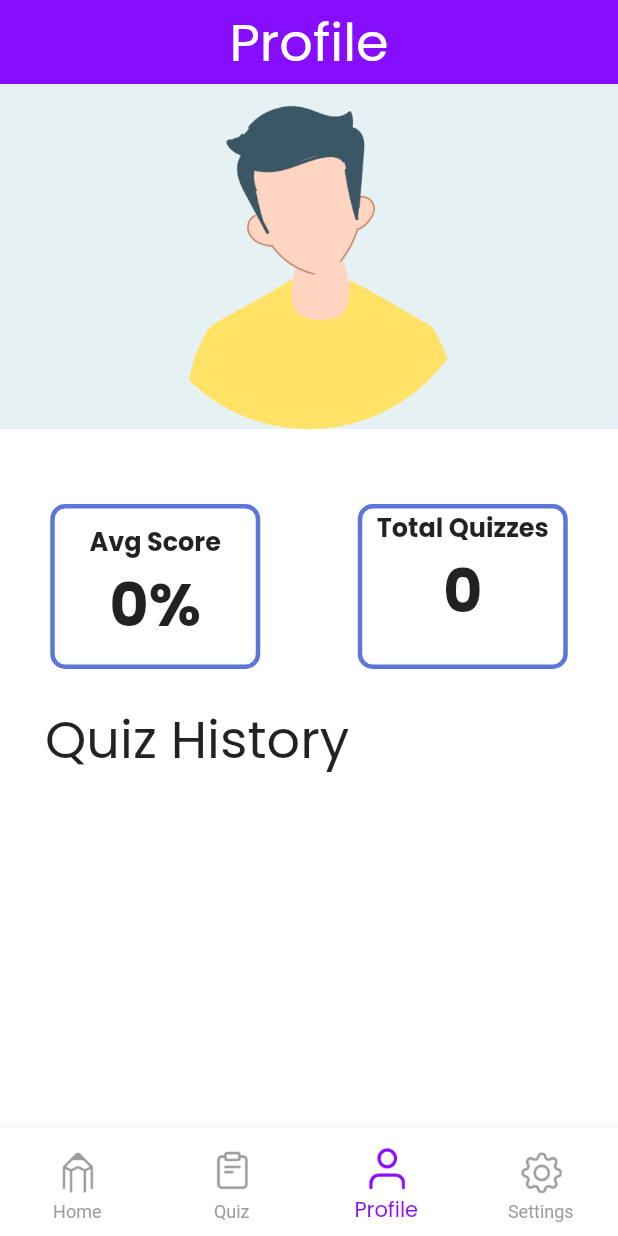
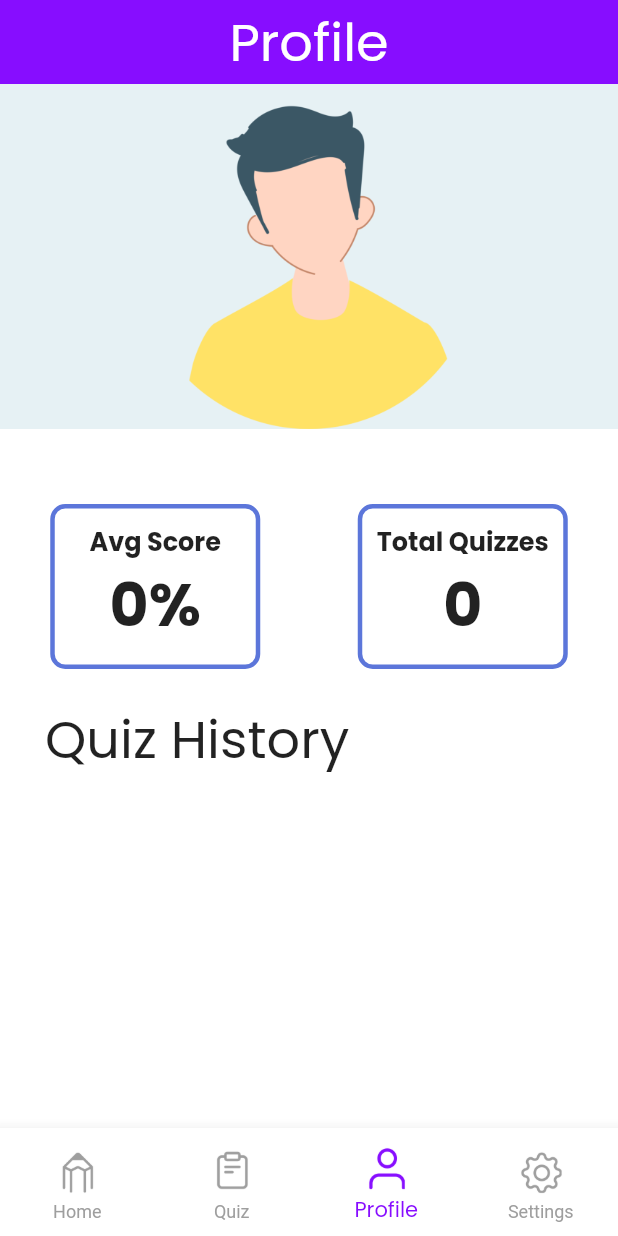
Before and after one commit to sirps7/imt7ane, a Flutter app: the MainScreen screen opened directly, item 3 of the bottom bar chosen, on a phone screen of 412 x 824 dp. Run offline on Flutter 3.47's test engine with Material 2 defaults, Android fonts, the phone set to English and light mode, and no system bars; our stand-ins replace audioplayers, dio, flutter_spinkit, get, introduction_screen, ionicons and 3 more; missing offline and left inert: flutter_shake_animated, shared_preferences_web, smart_auth; accounts and stored records are empty; network calls fail; statements that could not run were skipped.

Commit message:
Ali Al-Obaidi 9-29

```diff
--- a/lib/controllers/quiz_controller.dart
+++ b/lib/controllers/quiz_controller.dart
@@ -31,8 +31,10 @@ class QuizController extends GetxController {
   bool deffult = true;
   int quizSubjectNO = 0;
   int quizId = 0;
+  RxBool Correctvisiblity=false.obs;
+  RxDouble fadedCorrectColorOpt=(1.0).obs;
   bool firstTime = true;
-
+  RxDouble fadedCorrectPoints=(40.0).obs;
   RxInt currentQuestionIndecator = 1.obs;
   RxBool getDeffultQuizesDone = false.obs;
   RxBool getQuizDone = false.obs;
--- a/lib/locale/locale.dart
+++ b/lib/locale/locale.dart
@@ -68,7 +68,6 @@ class MyLocale implements Translations{
       'choose_any_of_the_following':':اختر أي مما يلي',
       'solutions':'حلول',
       'question':'سؤال',
-
       'timer':'الوقت',
       'score':'نتيجة',
       'next':'التالي',
@@ -119,12 +118,9 @@ class MyLocale implements Translations{
       'timeout':'Quiz time is over!!, press the buttom below to view your score',
       'yes':'Yes',
       'OK':'OK',
-
       'no':'No',
-
       'title_signup_screen':'Confirm your account',
       'body_signup_screen':'you have successfully signed up, we have send a confirmation link to your email',
-
       /////////////////////
       ////////////////////
       //////////////////////
--- a/lib/views/profile/profile_screen.dart
+++ b/lib/views/profile/profile_screen.dart
@@ -103,13 +103,11 @@ class ProfileScreen extends StatelessWidget {
                              family: 'fontsbold'.tr,
                           ),
                           GetX<QuizController>(builder: (quizController) {
-                            return Expanded(
-                              child: MyText(
-                                myText: '${quizController.total.value}',
-                                mysize: 40,
-                                family: 'Poppinsbold',
-                                overFlow: TextOverflow.clip,
-                              ),
+                            return MyText(
+                              myText: '${quizController.total.value}',
+                              mysize: 40,
+                              family: 'Poppinsbold',
+                              overFlow: TextOverflow.clip,
                             );
                           }),
                         ],
```
Also changed, not shown: lib/controllers/timerController.dart (+15 -0 lines), lib/views/quiz/quiz_questions.dart (+26 -3 lines), 1 other file.
